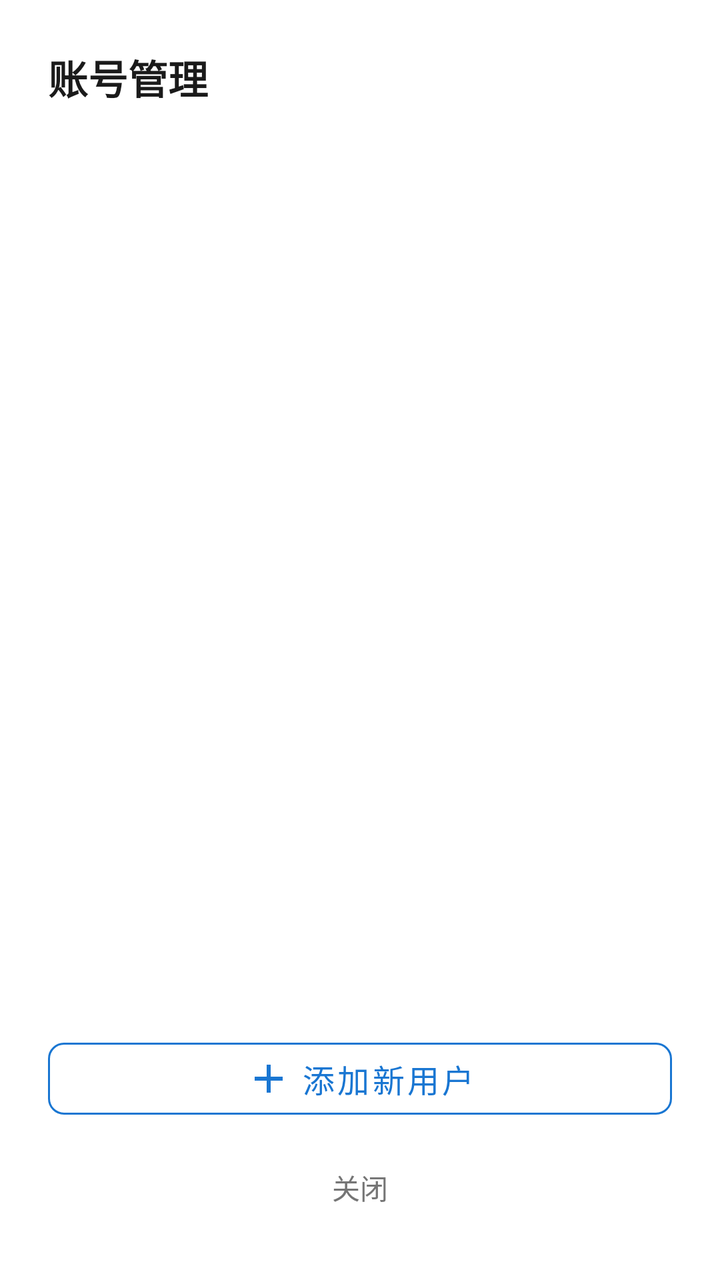
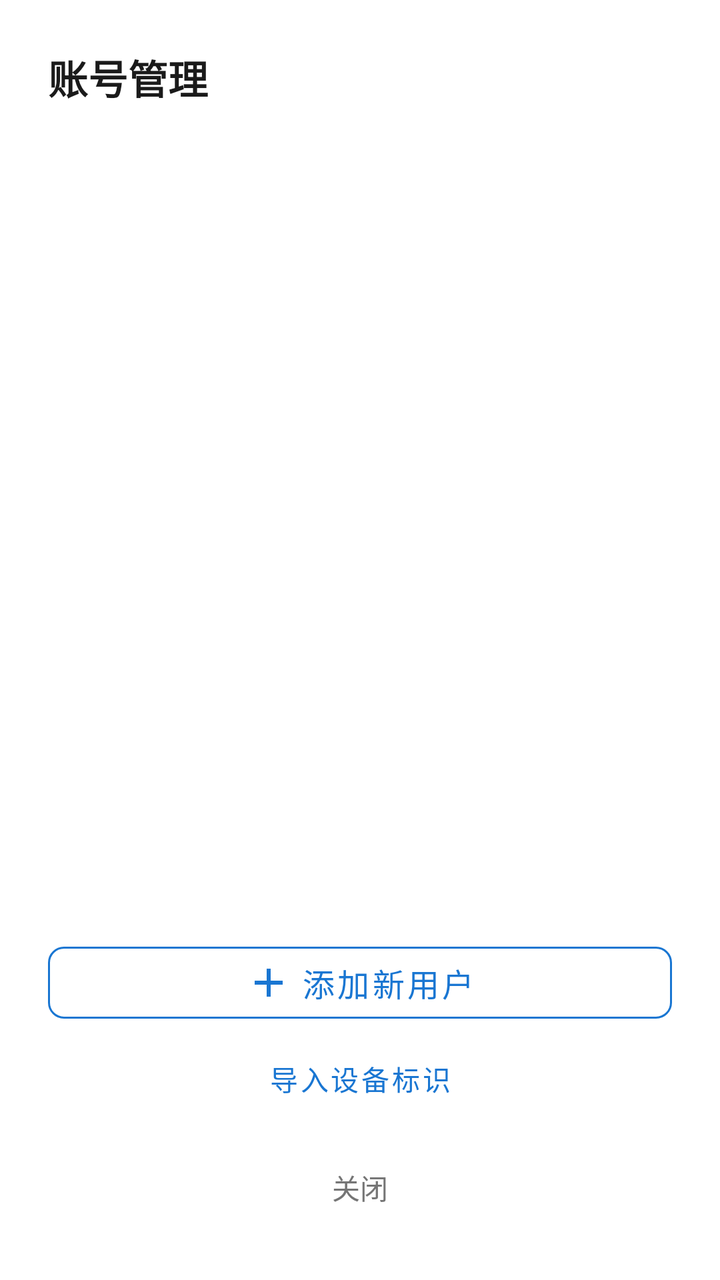

Two renders of the same Android screen: before a commit and after it. Below are the layout's source before the change and the commit's diff.
<!-- AndroidManifest.xml: application theme Theme.Nbu -->
<!-- res/layout/dialog_user_management.xml -->
<?xml version="1.0" encoding="utf-8"?>
<LinearLayout xmlns:android="http://schemas.android.com/apk/res/android"
    xmlns:app="http://schemas.android.com/apk/res-auto"
    android:layout_width="match_parent"
    android:layout_height="wrap_content"
    android:orientation="vertical"
    android:background="@drawable/bg_dialog_rounded"
    android:padding="24dp">

    <TextView
        android:layout_width="match_parent"
        android:layout_height="wrap_content"
        android:text="账号管理"
        android:textSize="20sp"
        android:textStyle="bold"
        android:textColor="@color/text_primary"
        android:layout_marginBottom="16dp"/>

    <ScrollView
        android:layout_width="match_parent"
        android:layout_height="0dp"
        android:layout_weight="1"
        android:layout_marginBottom="16dp"
        android:scrollbars="none">

        <LinearLayout
            android:id="@+id/llUserList"
            android:layout_width="match_parent"
            android:layout_height="wrap_content"
            android:orientation="vertical"
            android:divider="?android:dividerHorizontal"
            android:showDividers="middle"/>

    </ScrollView>

    <com.google.android.material.button.MaterialButton
        android:id="@+id/btnAddUser"
        android:layout_width="match_parent"
        android:layout_height="wrap_content"
        android:text="添加新用户"
        android:textSize="16sp"
        app:icon="@drawable/ic_add"
        app:iconGravity="textStart"
        app:cornerRadius="8dp"
        android:textColor="@color/brand_primary"
        style="@style/Widget.MaterialComponents.Button.OutlinedButton"
        app:strokeColor="@color/brand_primary"/>

    <TextView
        android:id="@+id/btnClose"
        android:layout_width="match_parent"
        android:layout_height="wrap_content"
        android:text="关闭"
        android:gravity="center"
        android:padding="12dp"
        android:textColor="@color/text_secondary"
        android:background="?attr/selectableItemBackground"
        android:layout_marginTop="8dp"/>

</LinearLayout>
<!-- resources referenced by this layout -->
<resources>
  <color name="brand_primary">#1976D2</color>
  <color name="text_primary">#1A1A1A</color>
  <color name="text_secondary">#757575</color>
  <!-- drawable bg_dialog_rounded (drawable) -->
  <?xml version="1.0" encoding="utf-8"?>
  <shape xmlns:android="http://schemas.android.com/apk/res/android">
      <solid android:color="@android:color/white"/>
      <corners android:radius="16dp"/>
  </shape>
  <!-- drawable ic_add (drawable) -->
  <vector xmlns:android="http://schemas.android.com/apk/res/android"
      android:width="24dp"
      android:height="24dp"
      android:viewportWidth="24.0"
      android:viewportHeight="24.0">
      <path
          android:fillColor="#FF757575"
          android:pathData="M19,13h-6v6h-2v-6H5v-2h6V5h2v6h6v2z"/>
  </vector>
  <style name="Theme.Nbu" parent="Theme.MaterialComponents.DayNight.NoActionBar">
          
          <item name="colorPrimary">@color/brand_primary</item>
          <item name="colorPrimaryVariant">@color/brand_primary_dark</item>
          <item name="colorOnPrimary">@color/white</item>
          
          <item name="colorSecondary">@color/brand_accent</item>
          <item name="colorSecondaryVariant">@color/brand_primary</item>
          <item name="colorOnSecondary">@color/white</item>
          
          <item name="android:statusBarColor">@android:color/transparent</item>
          <item name="android:windowLightStatusBar">false</item>
          
          <item name="windowNoTitle">true</item>
          <item name="windowActionBar">false</item>
      </style>
  <color name="brand_primary_dark">#0D47A1</color>
  <color name="white">#FFFFFFFF</color>
  <color name="brand_accent">#42A5F5</color>
</resources>

<!-- the commit's change to res/layout/dialog_user_management.xml (unified diff, before → after) -->
@@ -46,6 +46,14 @@
         style="@style/Widget.MaterialComponents.Button.OutlinedButton"
         app:strokeColor="@color/brand_primary"/>
 
+    <com.google.android.material.button.MaterialButton
+        android:id="@+id/btnImportDevice"
+        style="@style/Widget.MaterialComponents.Button.TextButton"
+        android:layout_width="match_parent"
+        android:layout_height="wrap_content"
+        android:text="@string/import_device"
+        android:textColor="@color/brand_primary"/>
+
     <TextView
         android:id="@+id/btnClose"
         android:layout_width="match_parent"
<!-- resource entries referenced after the edit -->
@@ -19,6 +19,7 @@
           android:fillColor="#FF757575"
           android:pathData="M19,13h-6v6h-2v-6H5v-2h6V5h2v6h6v2z"/>
   </vector>
+  <string name="import_device">导入设备标识</string>
   <style name="Theme.Nbu" parent="Theme.MaterialComponents.DayNight.NoActionBar">
           
           <item name="colorPrimary">@color/brand_primary</item>
